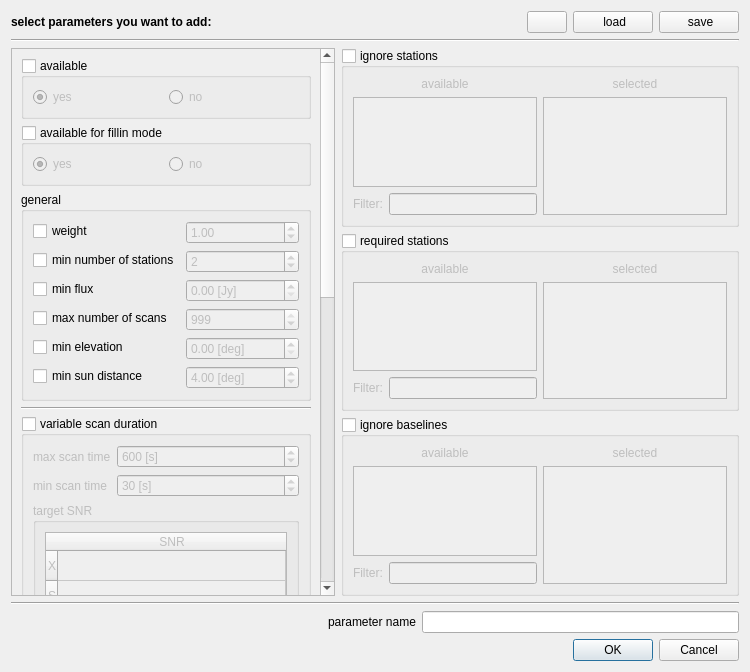
Qt form Parameters/sourceparametersdialog.ui (TUW-VieVS/VieSchedppGUI) before a commit.
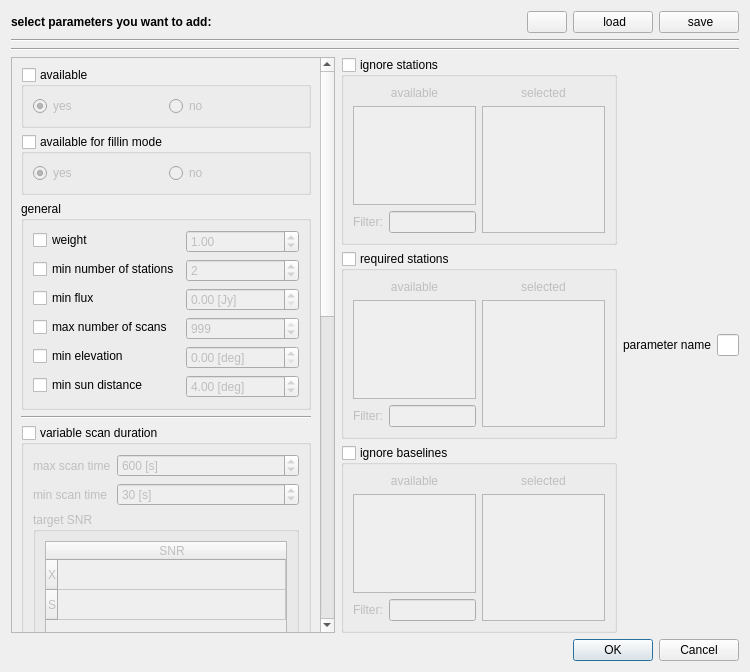
The same form after that commit. Icons and pictures are not drawn.

Commit message: option to force same integration times for all stations

The edit to the form file:
```diff
--- a/Parameters/sourceparametersdialog.ui
+++ b/Parameters/sourceparametersdialog.ui
@@ -100,6 +100,28 @@
     </widget>
    </item>
    <item>
+    <widget class="Line" name="line">
+     <property name="orientation">
+      <enum>Qt::Horizontal</enum>
+     </property>
+    </widget>
+   </item>
+   <item>
+    <layout class="QHBoxLayout" name="horizontalLayout_2">
+     <item>
+      <spacer name="horizontalSpacer">
+       <property name="orientation">
+        <enum>Qt::Horizontal</enum>
+       </property>
+       <property name="sizeHint" stdset="0">
+        <size>
+         <width>40</width>
+         <height>20</height>
+        </size>
+       </property>
+      </spacer>
+     </item>
+     <item>
     <layout class="QHBoxLayout" name="horizontalLayout_11" stretch="0,1">
      <item>
       <widget class="QScrollArea" name="scrollArea">
@@ -116,9 +138,9 @@
         <property name="geometry">
          <rect>
           <x>0</x>
-          <y>-558</y>
+            <y>-692</y>
           <width>329</width>
-          <height>1246</height>
+            <height>1324</height>
          </rect>
         </property>
         <layout class="QVBoxLayout" name="verticalLayout">
@@ -734,6 +756,45 @@
            </layout>
           </widget>
          </item>
+           <item>
+            <widget class="Line" name="line_7">
+             <property name="orientation">
+              <enum>Qt::Horizontal</enum>
+             </property>
+            </widget>
+           </item>
+           <item>
+            <widget class="QGroupBox" name="groupBox_sameObservingDurationForAllStations">
+             <property name="title">
+              <string>same observing duration for all stations</string>
+             </property>
+             <property name="checkable">
+              <bool>true</bool>
+             </property>
+             <property name="checked">
+              <bool>false</bool>
+             </property>
+             <layout class="QHBoxLayout" name="horizontalLayout_16">
+              <item>
+               <widget class="QRadioButton" name="radioButton_sameObsDur_yes">
+                <property name="text">
+                 <string>yes</string>
+                </property>
+               </widget>
+              </item>
+              <item>
+               <widget class="QRadioButton" name="radioButton_sameObsDur_no">
+                <property name="text">
+                 <string>no</string>
+                </property>
+                <property name="checked">
+                 <bool>true</bool>
+                </property>
+               </widget>
+              </item>
+             </layout>
+            </widget>
+           </item>
          <item>
           <widget class="Line" name="line_5">
            <property name="orientation">
@@ -1365,28 +1426,6 @@
       </layout>
      </item>
     </layout>
-   </item>
-   <item>
-    <widget class="Line" name="line">
-     <property name="orientation">
-      <enum>Qt::Horizontal</enum>
-     </property>
-    </widget>
-   </item>
-   <item>
-    <layout class="QHBoxLayout" name="horizontalLayout_2">
-     <item>
-      <spacer name="horizontalSpacer">
-       <property name="orientation">
-        <enum>Qt::Horizontal</enum>
-       </property>
-       <property name="sizeHint" stdset="0">
-        <size>
-         <width>40</width>
-         <height>20</height>
-        </size>
-       </property>
-      </spacer>
      </item>
      <item>
       <widget class="QLabel" name="label_5">
```
Lines whose indentation alone changed are shown as unchanged. The commit also changes 2 other files.
